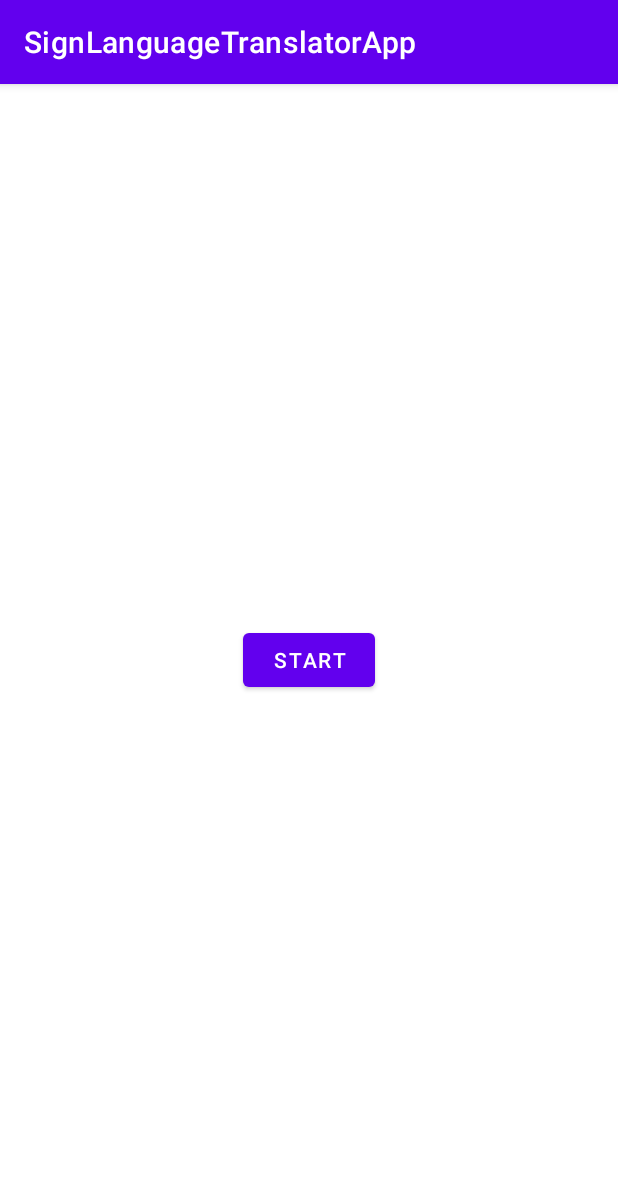
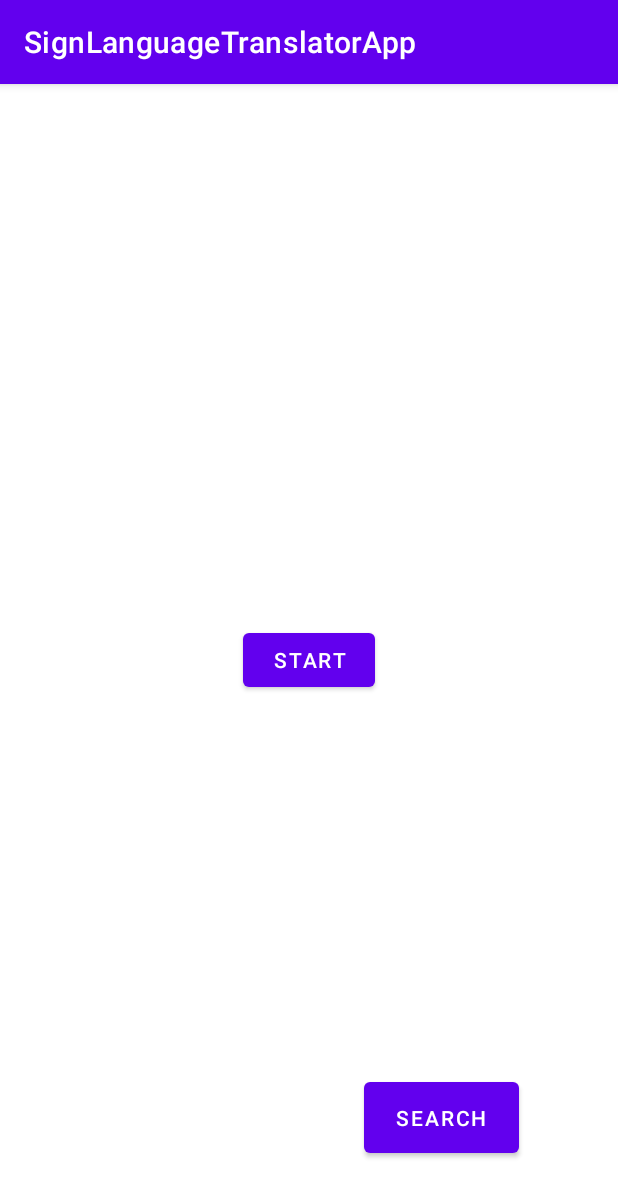
Before and after one commit to Taha-Nasreddine-KERROUM/sign-lang-app, an Android app: the screen it shows after launch (MainActivity), on a phone screen of 412 x 824 dp. Shown: the top 1197 px of the screen. Run offline under Robolectric (Android 15) with nearby library versions, the light colour scheme and no system bars.

Commit message:
Add files via upload

```diff
--- a/app/src/main/res/layout/activity_main.xml
+++ b/app/src/main/res/layout/activity_main.xml
@@ -14,4 +14,17 @@
         app:layout_constraintEnd_toEndOf="parent"
         app:layout_constraintStart_toStartOf="parent"
         app:layout_constraintTop_toTopOf="parent" />
+
+    <Button
+        android:id="@+id/SwitchToSearch"
+        android:layout_width="103dp"
+        android:layout_height="59dp"
+        android:text="Search"
+        app:layout_constraintBottom_toBottomOf="parent"
+        app:layout_constraintEnd_toEndOf="parent"
+        app:layout_constraintHorizontal_bias="0.786"
+        app:layout_constraintStart_toStartOf="parent"
+        app:layout_constraintTop_toBottomOf="@+id/startBtn"
+        app:layout_constraintVertical_bias="0.836" />
+
 </androidx.constraintlayout.widget.ConstraintLayout>
```
Also changed, not shown: app/src/main/res/layout/activity_search2.xml (added, +77 -0 lines).
